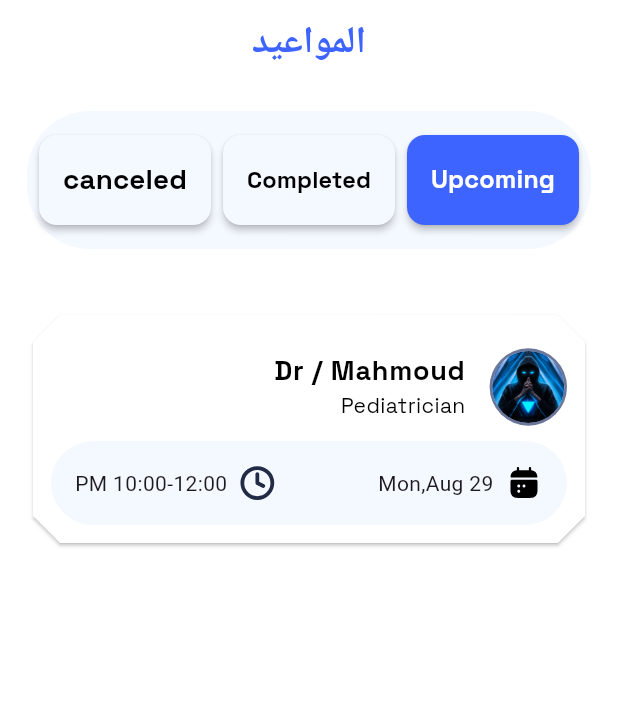
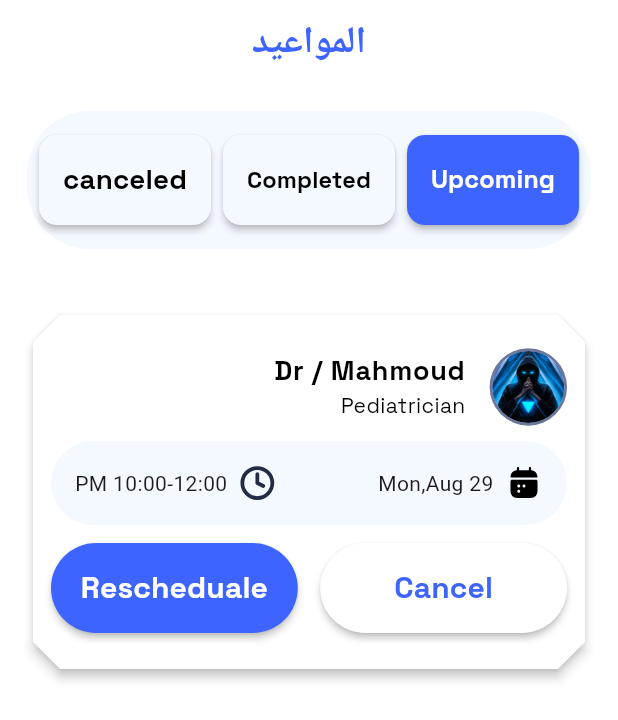
Before and after one commit to Open-Sourcers/DocLink_Flutter, a Flutter app: the ScheduleView screen opened by its route, on a phone screen of 412 x 824 dp. Shown: the top 720 px of the screen. Run offline on Flutter 3.47's test engine with Material 3 defaults, Android fonts, the phone set to English and light mode, and no system bars; our stand-ins replace awesome_dialog, dartz, dio, dropdown_button2, flutter_bloc, flutter_screenutil and 8 more.

Commit message:
Custom Scheduale Doctor Item done

```diff
--- a/lib/core/common/widgets/custom_button.dart
+++ b/lib/core/common/widgets/custom_button.dart
@@ -11,6 +11,7 @@ class CustomButton extends StatelessWidget {
     this.textColor = AppColors.white,
     this.child,
     this.isCompleted = true,
+    this.borderRadius,
   });
   final Function()? onPressed;
   final String buttonTitle;
@@ -18,6 +19,7 @@ class CustomButton extends StatelessWidget {
   final Widget? child;
   final bool isCompleted;
   final Color backgroundColor;
+  final BorderRadiusGeometry? borderRadius;
 
   @override
   Widget build(BuildContext context) {
@@ -27,8 +29,7 @@ class CustomButton extends StatelessWidget {
       minWidth: MediaQuery.sizeOf(context).width,
       height: 60,
       shape: RoundedRectangleBorder(
-        borderRadius: BorderRadius.circular(12.0),
-        // side: BorderSide(color: isCompleted ? textColor : AppColors.black),
+        borderRadius: borderRadius ?? BorderRadius.circular(12.0),
       ),
       child: child ??
           FittedBox(
--- a/lib/features/user_views/schedule/presentation/views/widgets/custom_scheduale_doctor_item.dart
+++ b/lib/features/user_views/schedule/presentation/views/widgets/custom_schedule_doctor_item.dart
@@ -1,17 +1,18 @@
 // ignore_for_file: public_member_api_docs, sort_constructors_first
 import 'package:doc_link_project/features/user_views/schedule/presentation/views/widgets/custom_calender_and_time_section.dart';
-import 'package:doc_link_project/features/user_views/schedule/presentation/views/widgets/custom_scheduale_doctor_item_header.dart';
+import 'package:doc_link_project/features/user_views/schedule/presentation/views/widgets/custom_schedule_doctor_item_buttons.dart';
+import 'package:doc_link_project/features/user_views/schedule/presentation/views/widgets/custom_schedule_doctor_item_header.dart';
 import 'package:flutter/material.dart';
 
 import 'package:doc_link_project/core/utils/app_colors.dart';
 
-class CustomSchedualeDoctorItem extends StatelessWidget {
-  const CustomSchedualeDoctorItem({super.key});
+class CustomScheduleDoctorItem extends StatelessWidget {
+  const CustomScheduleDoctorItem({super.key});
 
   @override
   Widget build(BuildContext context) {
     return Card(
-      elevation: 1,
+      elevation: 3,
       color: AppColors.white,
       shape: BeveledRectangleBorder(
         borderRadius: BorderRadius.circular(18),
@@ -20,8 +21,9 @@ class CustomSchedualeDoctorItem extends StatelessWidget {
         padding: EdgeInsets.all(12.0),
         child: Column(
           children: [
-            CustomSchedualeDoctorItemHeader(),
+            CustomScheduleDoctorItemHeader(),
             CustomCalenderAndTimeSection(),
+            CustomScheduleDoctorItemButtons(),
           ],
         ),
       ),
--- /dev/null
+++ b/lib/features/user_views/schedule/presentation/views/widgets/custom_schedule_doctor_item_buttons.dart
@@ -0,0 +1,35 @@
+import 'package:doc_link_project/core/common/widgets/custom_button.dart';
+import 'package:doc_link_project/core/utils/app_colors.dart';
+import 'package:flutter/material.dart';
+
+class CustomScheduleDoctorItemButtons extends StatelessWidget {
+  const CustomScheduleDoctorItemButtons({super.key});
+
+  @override
+  Widget build(BuildContext context) {
+    return Padding(
+      padding: const EdgeInsets.symmetric(vertical: 12.0),
+      child: Row(
+        children: [
+          Expanded(
+            child: CustomButton(
+              borderRadius: BorderRadius.circular(50),
+              backgroundColor: AppColors.white,
+              textColor: AppColors.commonColor,
+              onPressed: () {},
+              buttonTitle: "Cancel",
+            ),
+          ),
+          const SizedBox(width: 15),
+          Expanded(
+            child: CustomButton(
+              borderRadius: BorderRadius.circular(50),
+              onPressed: () {},
+              buttonTitle: "Rescheduale",
+            ),
+          ),
+        ],
+      ),
+    );
+  }
+}
--- a/lib/features/user_views/schedule/presentation/views/widgets/custom_scheduale_doctor_item_header.dart
+++ b/lib/features/user_views/schedule/presentation/views/widgets/custom_schedule_doctor_item_header.dart
@@ -3,8 +3,8 @@ import 'package:doc_link_project/core/utils/app_colors.dart';
 import 'package:doc_link_project/core/utils/styless.dart';
 import 'package:flutter/material.dart';
 
-class CustomSchedualeDoctorItemHeader extends StatelessWidget {
-  const CustomSchedualeDoctorItemHeader({
+class CustomScheduleDoctorItemHeader extends StatelessWidget {
+  const CustomScheduleDoctorItemHeader({
     super.key,
   });
 
--- a/lib/features/user_views/schedule/presentation/views/widgets/schedule_view_body.dart
+++ b/lib/features/user_views/schedule/presentation/views/widgets/schedule_view_body.dart
@@ -1,4 +1,4 @@
-import 'package:doc_link_project/features/user_views/schedule/presentation/views/widgets/custom_scheduale_doctor_item.dart';
+import 'package:doc_link_project/features/user_views/schedule/presentation/views/widgets/custom_schedule_doctor_item.dart';
 import 'package:doc_link_project/features/user_views/schedule/presentation/views/widgets/schedule_view_header.dart';
 import 'package:flutter/material.dart';
 
@@ -13,7 +13,7 @@ class ScheduleViewBody extends StatelessWidget {
         children: [
           SchedualeViewHeader(),
           SizedBox(height: 40),
-          CustomSchedualeDoctorItem(),
+          CustomScheduleDoctorItem(),
         ],
       ),
     );
```
